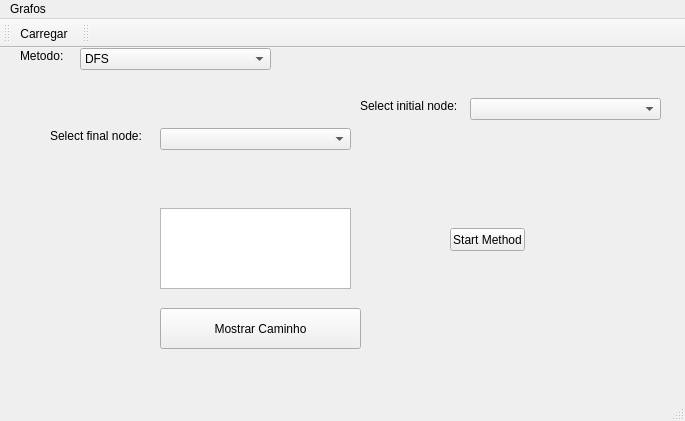
The window that mainwindow.ui (viniforte/Grafos) describes before a commit, drawn with Qt 5.
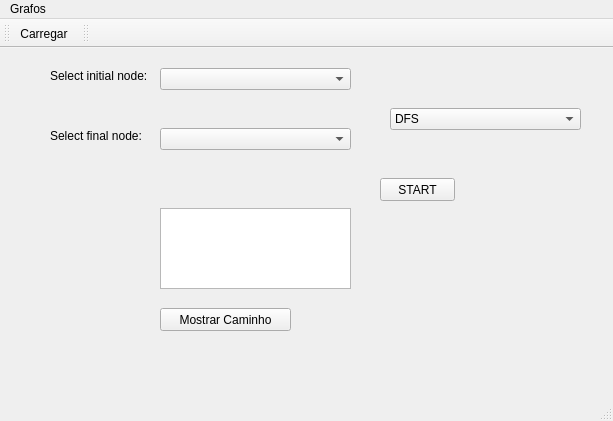
The same window after the commit.

Diff of the .ui file:
```diff
--- a/mainwindow.ui
+++ b/mainwindow.ui
@@ -6,7 +6,7 @@
    <rect>
     <x>0</x>
     <y>0</y>
-    <width>685</width>
+    <width>613</width>
     <height>421</height>
    </rect>
   </property>
@@ -17,8 +17,8 @@
    <widget class="QComboBox" name="cbOrigem">
     <property name="geometry">
      <rect>
-      <x>470</x>
-      <y>50</y>
+      <x>160</x>
+      <y>20</y>
       <width>191</width>
       <height>22</height>
      </rect>
@@ -27,8 +27,8 @@
    <widget class="QLabel" name="labelInicial">
     <property name="geometry">
      <rect>
-      <x>360</x>
-      <y>50</y>
+      <x>50</x>
+      <y>20</y>
       <width>101</width>
       <height>16</height>
      </rect>
@@ -75,8 +75,8 @@
      <rect>
       <x>160</x>
       <y>260</y>
-      <width>201</width>
-      <height>41</height>
+      <width>131</width>
+      <height>23</height>
      </rect>
     </property>
     <property name="text">
@@ -86,8 +86,8 @@
    <widget class="QComboBox" name="cdMetodo">
     <property name="geometry">
      <rect>
-      <x>80</x>
-      <y>0</y>
+      <x>390</x>
+      <y>60</y>
       <width>191</width>
       <height>22</height>
      </rect>
@@ -128,30 +128,17 @@
      </property>
     </item>
    </widget>
-   <widget class="QLabel" name="labelInicial_2">
-    <property name="geometry">
-     <rect>
-      <x>20</x>
-      <y>0</y>
-      <width>71</width>
-      <height>16</height>
-     </rect>
-    </property>
-    <property name="text">
-     <string>Metodo:</string>
-    </property>
-   </widget>
    <widget class="QPushButton" name="start">
     <property name="geometry">
      <rect>
-      <x>450</x>
-      <y>180</y>
+      <x>380</x>
+      <y>130</y>
       <width>75</width>
       <height>23</height>
      </rect>
     </property>
     <property name="text">
-     <string>Start Method</string>
+     <string>START</string>
     </property>
    </widget>
   </widget>
@@ -160,7 +147,7 @@
     <rect>
      <x>0</x>
      <y>0</y>
-     <width>685</width>
+     <width>613</width>
      <height>21</height>
     </rect>
    </property>
```
Left out of the diff: 18 changed lines with no effect on the pictures.
